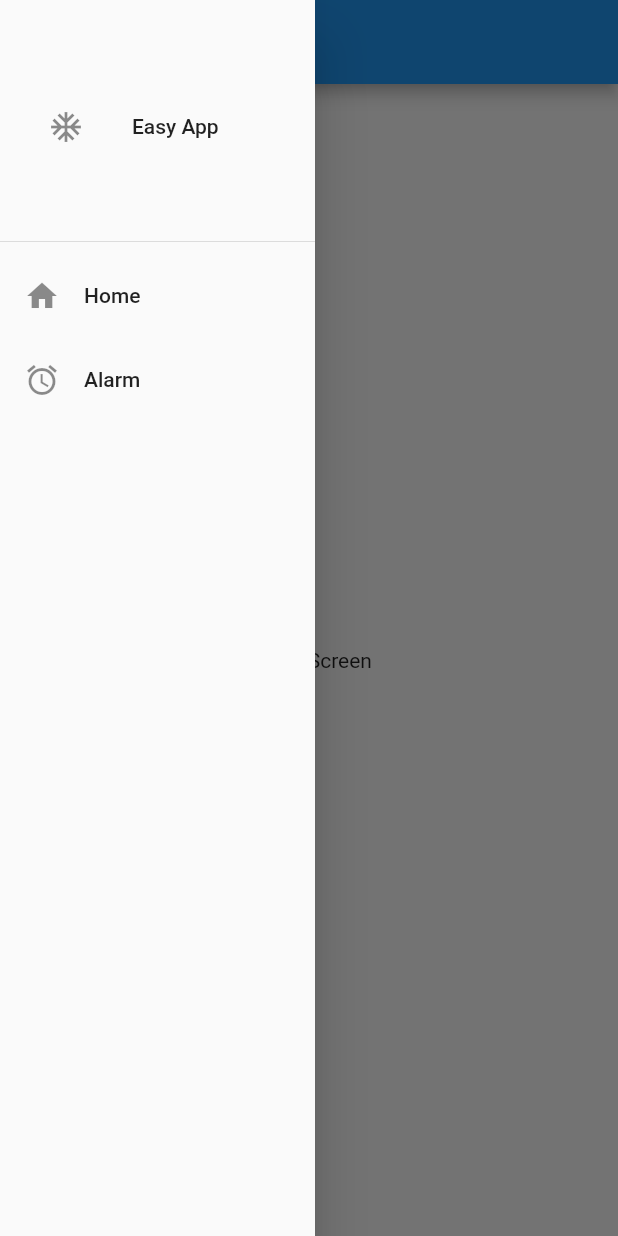
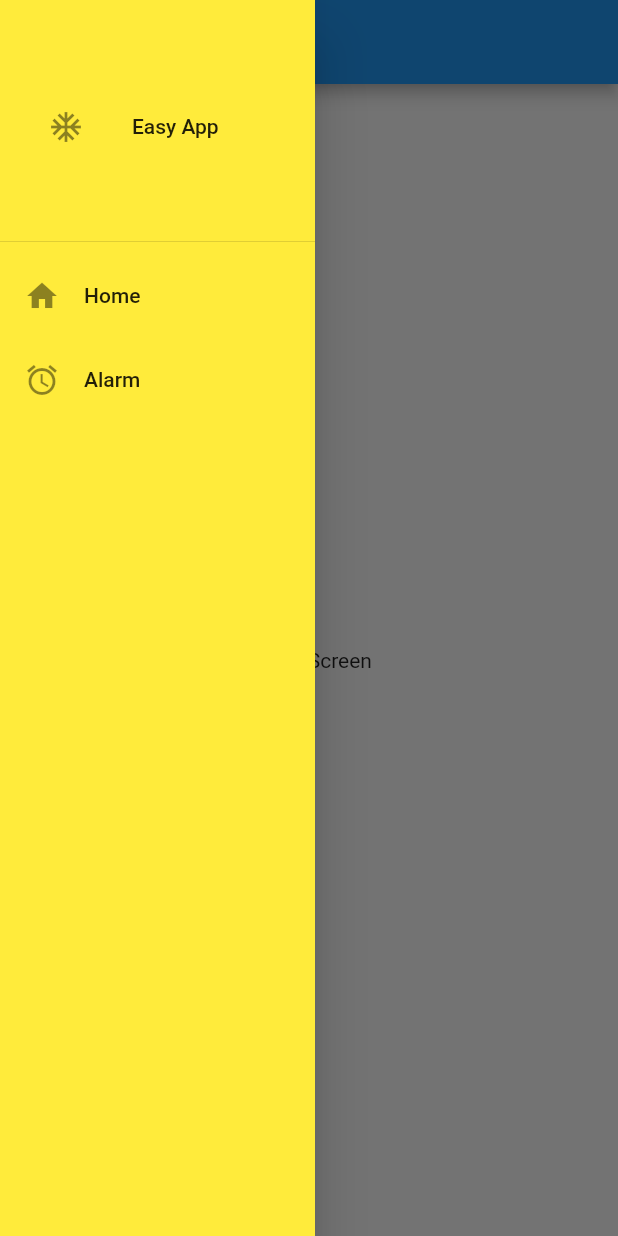
Before and after one commit to yuko1101/EasyApp, a Flutter app: the screen it shows after launch, with the side drawer open, on a phone screen of 412 x 824 dp. Run offline on Flutter 3.47's test engine with Material 2 defaults, Android fonts, the phone set to English and light mode, and no system bars; our stand-ins replace connectivity_plus, fluttertoast.

Commit message:
Update example

```diff
--- a/example/lib/main.dart
+++ b/example/lib/main.dart
@@ -22,6 +22,7 @@ class MyApp extends StatelessWidget {
         sideMenu: SideMenu(
           title: const Text("Easy App"),
           appIcon: const Icon(Icons.ac_unit),
+          backgroundColor: Colors.yellow,
           items: [
             SideMenuItem(
               title: const Text("Home"),
@@ -30,6 +31,7 @@ class MyApp extends StatelessWidget {
                 if (EasyApp.currentScreen is HomeScreen) return;
                 EasyApp.pushPage(context, HomeScreen());
               },
+              backgroundColor: Colors.transparent,
             ),
             SideMenuItem(
               title: const Text("Alarm"),
@@ -38,6 +40,7 @@ class MyApp extends StatelessWidget {
                 if (EasyApp.currentScreen is AlarmScreen) return;
                 EasyApp.pushPage(context, AlarmScreen());
               },
+              backgroundColor: Colors.transparent,
             ),
           ],
         ),
```
